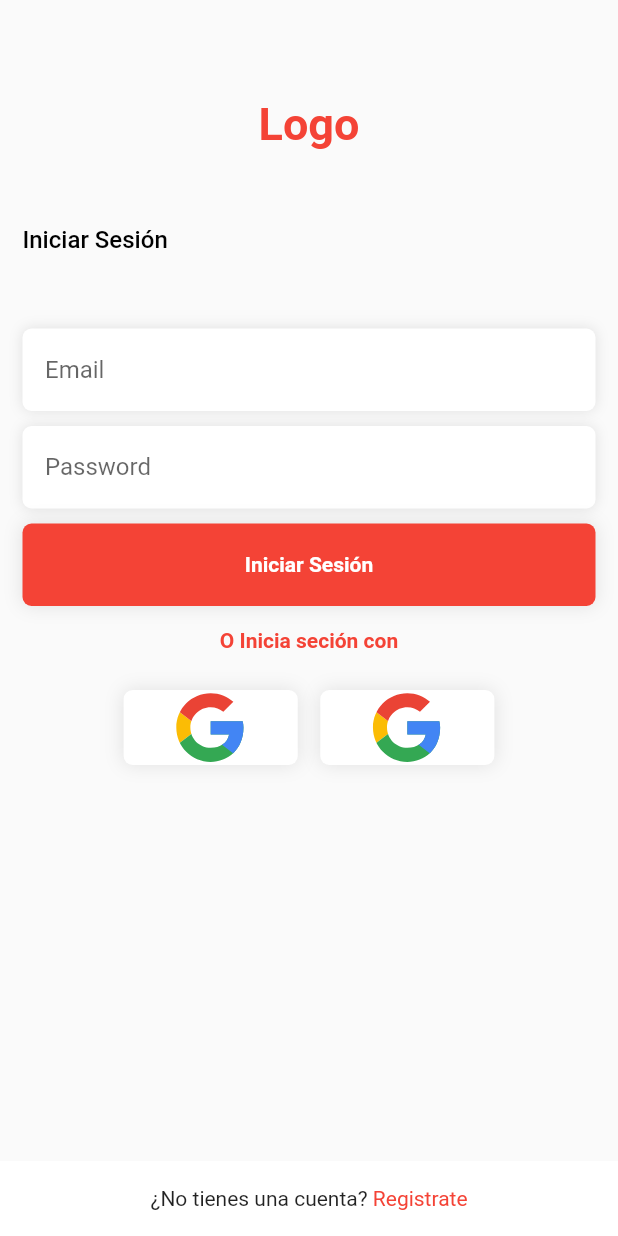
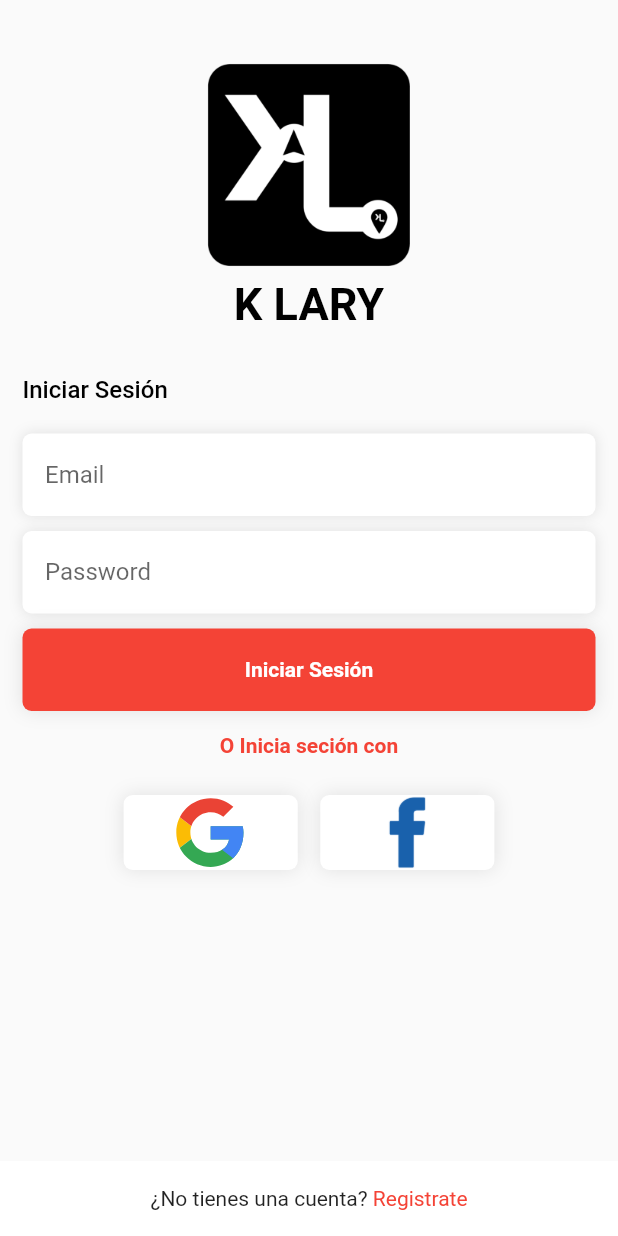
Before and after one commit to Theborycuas/kalary_app, a Flutter app: the LoginScreen screen opened directly, on a phone screen of 412 x 824 dp. Run offline on Flutter 3.47's test engine with Material 2 defaults, Android fonts, the phone set to English and light mode, and no system bars; our stand-ins replace flutter_svg, get, hexcolor.

Commit message:
Avanzando Login

```diff
--- a/lib/screen/login_screen.dart
+++ b/lib/screen/login_screen.dart
@@ -21,20 +21,37 @@ class LoginScreen extends StatelessWidget {
             crossAxisAlignment: CrossAxisAlignment.start,
             children: [
               const SizedBox(
-                height: 50,
+                height: 20,
+              ),
+              // FadeInImage(
+              //   image: NetworkImage(
+              //       'https://marketing4ecommerce.net/wp-content/uploads/2018/01/Depositphotos_3667865_m-2015-compressor.jpg'),
+              //   placeholder: const AssetImage('assets/img/jar-loading.gif'),
+              //   width: double.infinity,
+              //   height: 190.00,
+              //   fit: BoxFit.cover,
+              //   fadeInDuration: const Duration(milliseconds: 300),
+              // ),
+              Container(
+                alignment: Alignment.center,
+                child: const Image(
+                  image: AssetImage('assets/img/logokalary.png'),
+                  width: 150,
+                  height: 150,
+                ),
               ),
               Container(
                 alignment: Alignment.center,
                 child: const Text(
-                  'Logo',
+                  'K LARY',
                   style: TextStyle(
-                      color: Colors.red,
+                      color: Colors.black,
                       fontSize: 30,
                       fontWeight: FontWeight.bold),
                 ),
               ),
               const SizedBox(
-                height: 50,
+                height: 30,
               ),
               const Text(
                 'Iniciar Sesión',
@@ -44,7 +61,7 @@ class LoginScreen extends StatelessWidget {
                     fontWeight: FontWeight.w500),
               ),
               const SizedBox(
-                height: 50,
+                height: 20,
               ),
 
               ///EMAIL
--- a/lib/witgets/social_icon_login.dart
+++ b/lib/witgets/social_icon_login.dart
@@ -36,7 +36,7 @@ class SocialIconLoginScreen extends StatelessWidget {
                         )
                       ]),
                   child: SvgPicture.asset(
-                    'assets/images/google.svg',
+                    'assets/img/google.svg',
                     height: 50,
                   ),
                 ),
@@ -58,11 +58,10 @@ class SocialIconLoginScreen extends StatelessWidget {
                             blurRadius: 10,
                           )
                         ]),
-                  child: SvgPicture.asset(
-                    'assets/images/google.svg',
-                    height: 50,
-                  ),
-                ),
+                    child: Image.asset(
+                      'assets/img/facebookpng.png',
+                      width: 50,
+                    )),
               ),
             ],
           ),
--- a/pubspec.yaml
+++ b/pubspec.yaml
@@ -62,7 +62,7 @@ flutter:
 
   # To add assets to your application, add an assets section, like this:
   assets:
-    - assets/images/
+    - assets/img/
 
   # An image asset can refer to one or more resolution-specific "variants", see
   # https://flutter.dev/assets-and-images/#resolution-aware
```
Also changed, not shown: lib/screen/splash_screen.dart (+31 -8 lines), assets/img/descarga.jpg (added), assets/img/facebook ed.svg (renamed from assets/images/facebook ed.svg), assets/img/facebook.svg (renamed from assets/images/facebook.svg), assets/img/facebookpng.png (renamed from assets/images/facebookpng.png), assets/img/google.svg (renamed from assets/images/google.svg), assets/img/jar-loading.gif (added), assets/img/logokalary.png (added), assets/img/logokalaryjpg.jpg (added). Lines whose indentation alone changed are shown as unchanged.
